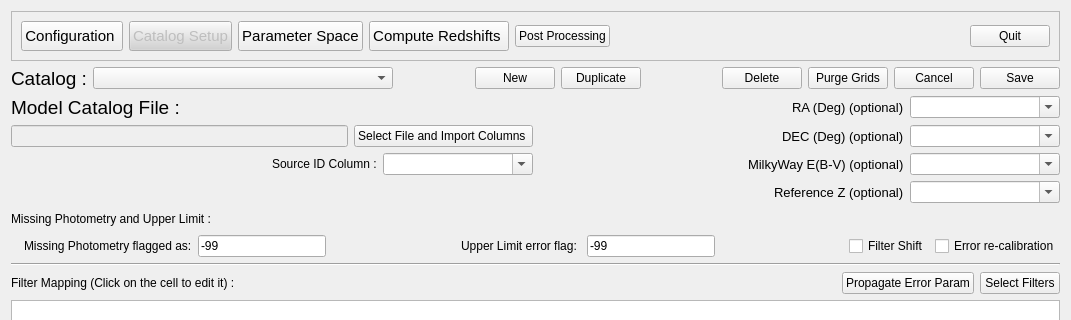
Old version of the form PhzQtUI/auxdir/PhzQtUI/FormSurveyMapping.ui in the repository astrorama/Phosphoros; both pictures show x 0 to 1071 and y 0 to 320 of the 1071 by 968 pixel window.
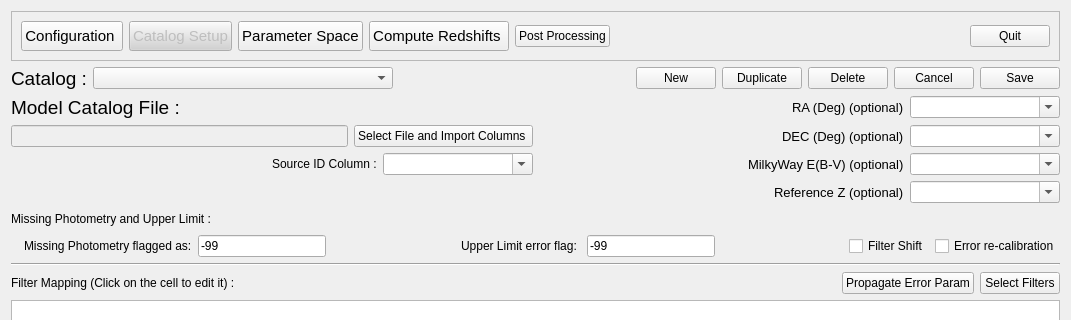
New version of the form.

Patch:
```diff
--- a/PhzQtUI/auxdir/PhzQtUI/FormSurveyMapping.ui
+++ b/PhzQtUI/auxdir/PhzQtUI/FormSurveyMapping.ui
@@ -208,19 +208,6 @@
          </property>
         </widget>
        </item>
-       <item>
-        <spacer name="horizontalSpacer_11">
-         <property name="orientation">
-          <enum>Qt::Horizontal</enum>
-         </property>
-         <property name="sizeHint" stdset="0">
-          <size>
-           <width>40</width>
-           <height>20</height>
-          </size>
-         </property>
-        </spacer>
-       </item>
        <item>
         <widget class="QPushButton" name="btn_map_delete">
          <property name="text">
@@ -228,13 +215,6 @@
          </property>
         </widget>
        </item>
-       <item>
-        <widget class="QPushButton" name="btn_purgeGrids">
-         <property name="text">
-          <string>Purge Grids</string>
-         </property>
-        </widget>
-       </item>
        <item>
         <widget class="QPushButton" name="btn_MapCancel">
          <property name="text">
```
